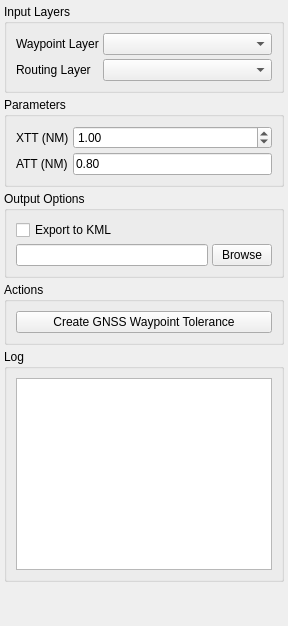
The window that Q_Pansopy/ui/pbn/qpansopy_gnss_waypoint_dockwidget.ui (FLYGHT7/qpansopy) describes before a commit, drawn with Qt 5.
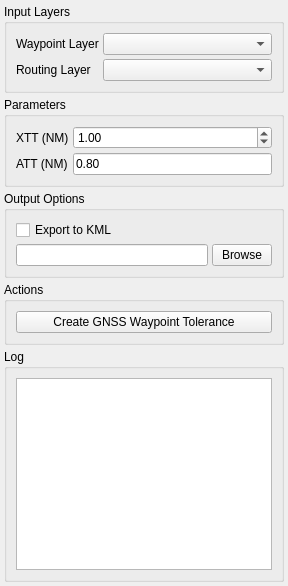
The same window after the commit. Custom widgets are drawn as their Qt base class.

Commit message:
fix(ui): Allow log to expand and fill available space
- Removed maxHeight limit from log textEdit so it expands
- Added minHeight of 60px to ensure minimum visibility
- Removed vertical spacer that caused gray empty space below log

The edit to the form file:
```diff
--- a/Q_Pansopy/ui/pbn/qpansopy_gnss_waypoint_dockwidget.ui
+++ b/Q_Pansopy/ui/pbn/qpansopy_gnss_waypoint_dockwidget.ui
@@ -210,19 +210,6 @@
       </layout>
      </widget>
     </item>
-    <item>
-     <spacer name="verticalSpacer">
-      <property name="orientation">
-       <enum>Qt::Vertical</enum>
-      </property>
-      <property name="sizeHint" stdset="0">
-       <size>
-        <width>20</width>
-        <height>40</height>
-       </size>
-      </property>
-     </spacer>
-    </item>
    </layout>
   </widget>
  </widget>
```
Left out of the diff: 4 changed lines with no effect on the pictures.
